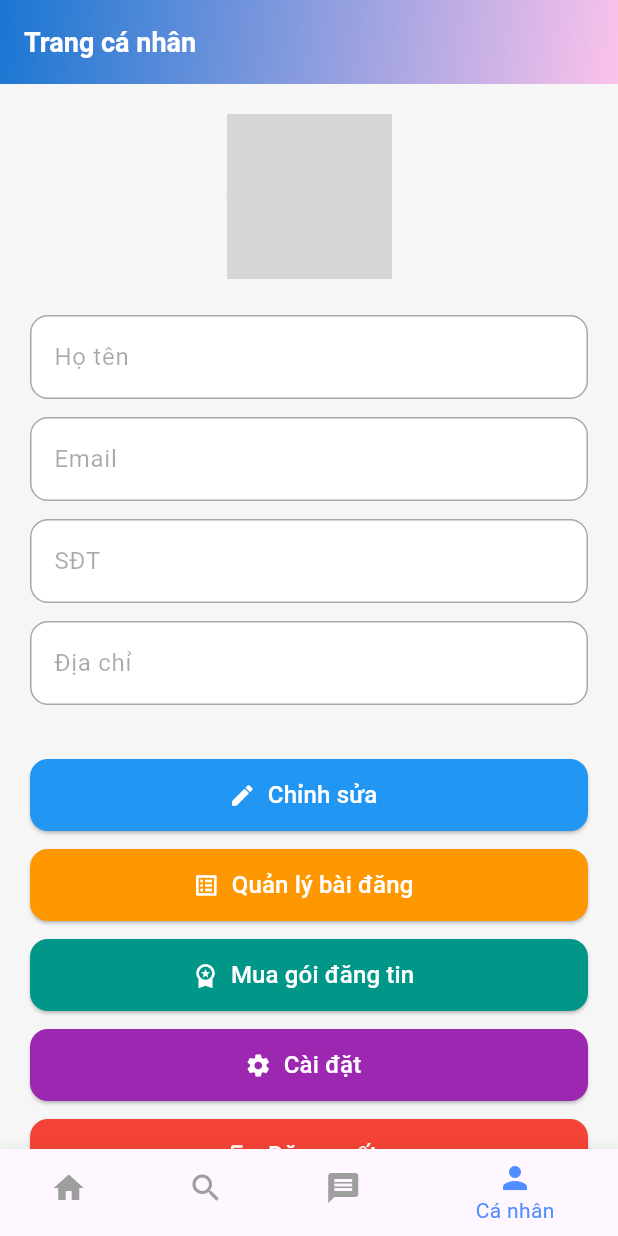
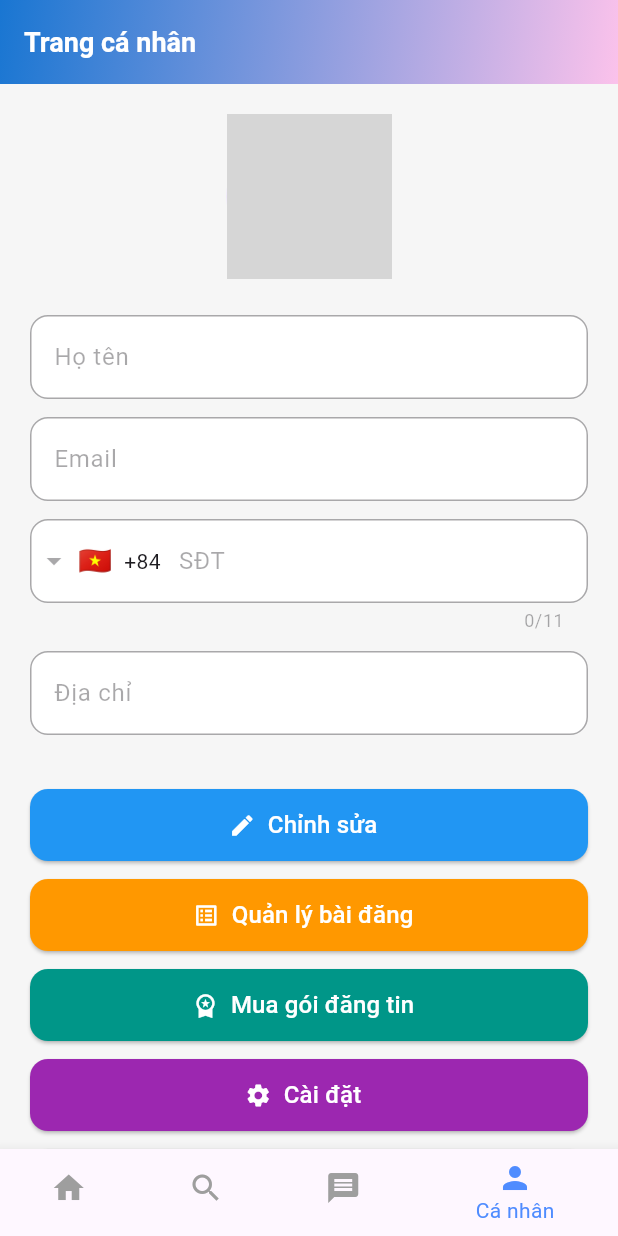
Before and after one commit to DanhBNg/Food-Share-App, a Flutter app: the screen it shows once a user with an empty profile is signed in, item 4 of the bottom bar chosen, on a phone screen of 412 x 824 dp. Run offline on Flutter 3.47's test engine with Material 3 defaults, Android fonts, the phone set to English and light mode, and no system bars; drawn by our look-alikes of intl_phone_field; our stand-ins replace cloud_firestore, firebase_auth, firebase_core, firebase_database, google_sign_in, image_picker and 1 more; missing offline and left inert: flutter_facebook_auth; accounts and stored records are empty; network calls fail; grey boxes are pictures that could not be loaded.

Commit message:
add international phone input with country code selector

```diff
--- a/lib/screens/profile_screen.dart
+++ b/lib/screens/profile_screen.dart
@@ -5,6 +5,7 @@ import 'package:cloud_firestore/cloud_firestore.dart';
 import 'package:image_picker/image_picker.dart';
 import '../services/image_upload_service.dart';
 import 'buy_package_screen.dart';
+import 'package:intl_phone_field/intl_phone_field.dart';
 class ProfileScreen extends StatefulWidget {
   const ProfileScreen({super.key});
 
@@ -173,7 +174,24 @@ class _ProfileScreenState extends State<ProfileScreen> {
                     TextEditingController(text: user!.email ?? ''),
                     false,
                   ),
-                  _buildField('SĐT', phoneCtrl, isEditing),
+                  Padding(
+                    padding: const EdgeInsets.only(bottom: 12),
+                    child: IntlPhoneField(
+                      controller: phoneCtrl,
+                      enabled: isEditing,
+                      initialCountryCode: 'VN', // 🇻🇳 mặc định Việt Nam
+                      decoration: InputDecoration(
+                        labelText: 'SĐT',
+                        filled: true,
+                        fillColor: Colors.white,
+                        border: OutlineInputBorder(borderRadius: BorderRadius.circular(12)),
+                      ),
+                      onChanged: (phone) {
+                        // phone.completeNumber = +8490xxxxxx
+                        phoneCtrl.text = phone.completeNumber;
+                      },
+                    ),
+                  ),
                   _buildField('Địa chỉ', addressCtrl, isEditing),
 
                   const SizedBox(height: 24),
--- a/pubspec.yaml
+++ b/pubspec.yaml
@@ -47,6 +47,7 @@ dependencies:
   flutter_local_notifications: ^17.0.0
   http: ^1.2.0
   url_launcher: ^6.2.1
+  intl_phone_field: ^3.2.0
 dev_dependencies:
   flutter_test:
     sdk: flutter
```
Also changed, not shown: pubspec.lock.
